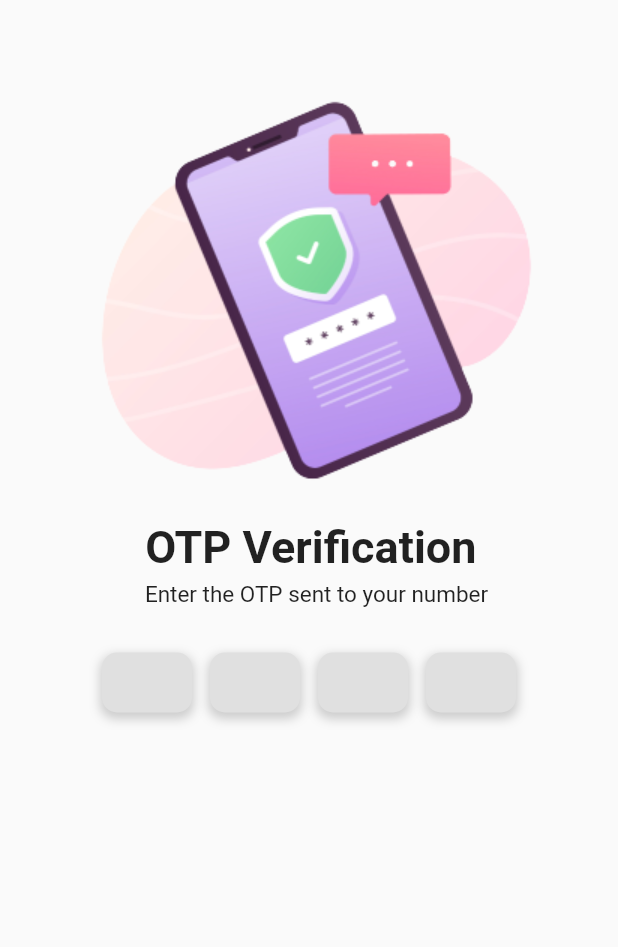
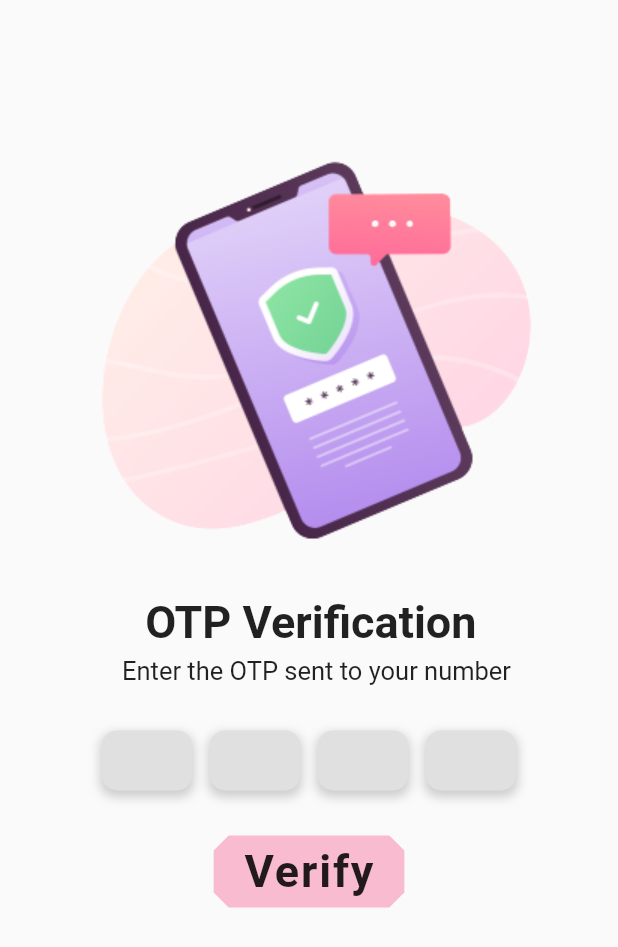
Before and after one commit to sohamp321/smart, a Flutter app: the OTP screen opened by its route, on a phone screen of 412 x 824 dp. Shown: the top 947 px of the screen. Run offline on Flutter 3.47's test engine with Material 2 defaults, Android fonts, the phone set to English and light mode, and no system bars; Roboto replaces fonts that are missing (Gloock-Regular).

Commit message:
otp page verify

```diff
--- a/lib/otp.dart
+++ b/lib/otp.dart
@@ -14,7 +14,7 @@ class _OTPState extends State<OTP> {
       body:Column(
         children:<Widget>[
           Container(
-            padding:EdgeInsets.all(20.0),
+            padding:EdgeInsets.all(40.0),
           ),
           Row(
             mainAxisAlignment: MainAxisAlignment.spaceEvenly,
@@ -27,7 +27,7 @@ class _OTPState extends State<OTP> {
 
           ),
           Container(
-            padding:EdgeInsets.fromLTRB(50.0, 5.0, 40.0, 0.0),
+            padding:EdgeInsets.fromLTRB(50.0, 15.0, 40.0, 0.0),
             child:Text(
               'OTP Verification ',
               style:TextStyle(
@@ -44,7 +44,7 @@ class _OTPState extends State<OTP> {
               style:TextStyle(
                 fontFamily:'Gloock-Regular',
 
-                fontSize: 15,
+                fontSize: 17,
               ),
             ),
           ),
@@ -123,11 +123,36 @@ class _OTPState extends State<OTP> {
                   ),
                 ),
 
+
               ],
 
 
             ),
           ),
+          Container(
+            padding:EdgeInsets.fromLTRB(10.0, 30.0, 10.0, 50.0),
+            // margin: EdgeInsets.all(20.0),
+            // color:Colors.white,
+            // child:Text('mail me'),
+            child: FloatingActionButton.extended(
+              onPressed: (){
+                Navigator.pushReplacementNamed(context, '/OTP');
+              },
+              label: const Text (
+                "Verify",
+                style:TextStyle(
+                  fontFamily:'Gloock-Regular',
+                  fontWeight: FontWeight.bold,
+                  fontSize: 30,
+                  color:Colors.black87,
+                ),
+              ),
+              backgroundColor: Colors.pink[100],
+              elevation: 0.0,
+              shape: BeveledRectangleBorder(
+                borderRadius: const BorderRadius.all(Radius.circular(10.0)),
+              ),
+            ),),
 
 
         ],
```
